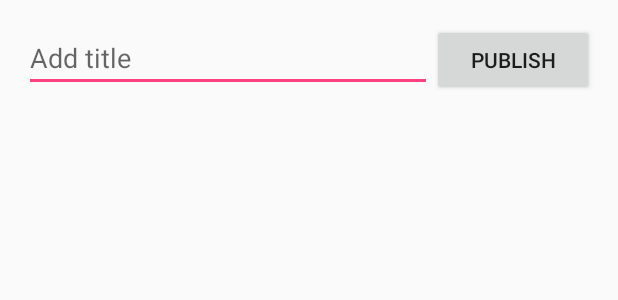
After one commit to dowrow/social-media-android, an Android app: the layout activity_publish.xml on its own in the app's theme, with its tools: preview values and no code run, on a phone screen of 412 x 824 dp. The commit adds this screen. Shown: the top 300 px of the screen. Run offline under Robolectric (Android 15) with nearby library versions, the phone set to English and light mode, and no system bars.

Commit message:
Publish controller finished

```diff
--- a/app/build.gradle
+++ b/app/build.gradle
@@ -7,7 +7,7 @@ android {
 
     defaultConfig {
         applicationId "com.dowrow.socialmedia"
-        minSdkVersion 15
+        minSdkVersion 16
         targetSdkVersion 23
         versionCode 1
         versionName "1.0"
@@ -43,6 +43,8 @@ dependencies {
     compile 'com.squareup.retrofit2:converter-gson:2.0.2'
     compile 'javax.annotation:jsr250-api:1.0'
     compile 'commons-lang:commons-lang:2.6'
+    compile 'com.github.jkwiecien:EasyImage:1.2.3'
+
 }
 
 crashlytics {
--- a/app/src/main/AndroidManifest.xml
+++ b/app/src/main/AndroidManifest.xml
@@ -3,6 +3,7 @@
     package="com.dowrow.socialmedia" >
 
     <uses-permission android:name="android.permission.INTERNET" />
+    <uses-permission android:name="android.permission.WRITE_EXTERNAL_STORAGE" />
 
     <application
         android:name="android.support.multidex.MultiDexApplication"
@@ -31,12 +32,12 @@
             android:configChanges="keyboard|keyboardHidden|screenLayout|screenSize|orientation"
             android:label="@string/app_name"
             android:theme="@android:style/Theme.Translucent.NoTitleBar" />
-
         <activity
             android:name=".views.GlobalFeedActivity"
             android:label="@string/title_activity_global_feed"
             android:theme="@style/AppTheme.NoActionBar" >
-
+        </activity>
+        <activity android:name=".views.PublishActivity" >
         </activity>
     </application>
 
--- a/app/src/main/java/com/dowrow/socialmedia/controllers/DeleteAccountController.java
+++ b/app/src/main/java/com/dowrow/socialmedia/controllers/DeleteAccountController.java
@@ -3,11 +3,9 @@ package com.dowrow.socialmedia.controllers;
 import android.app.Activity;
 import android.app.AlertDialog;
 import android.content.DialogInterface;
-import android.content.Intent;
 import android.widget.Toast;
 
-import com.dowrow.socialmedia.models.SocialMediaAPI;
-import com.dowrow.socialmedia.views.LoginActivity;
+import com.dowrow.socialmedia.models.apis.SocialMediaAPI;
 
 import okhttp3.ResponseBody;
 import retrofit2.Call;
--- a/app/src/main/java/com/dowrow/socialmedia/controllers/FacebookLoginController.java
+++ b/app/src/main/java/com/dowrow/socialmedia/controllers/FacebookLoginController.java
@@ -4,7 +4,6 @@ import android.content.Intent;
 import android.util.Log;
 
 import com.dowrow.socialmedia.R;
-import com.dowrow.socialmedia.models.SocialMediaAPI;
 import com.dowrow.socialmedia.views.LoginActivity;
 import com.facebook.CallbackManager;
 import com.facebook.FacebookCallback;
@@ -13,8 +12,6 @@ import com.facebook.FacebookSdk;
 import com.facebook.login.LoginManager;
 import com.facebook.login.LoginResult;
 import com.facebook.login.widget.LoginButton;
-
-import java.io.IOException;
 
 public class FacebookLoginController implements SocialLoginController {
 
@@ -70,4 +67,5 @@ public class FacebookLoginController implements SocialLoginController {
     public void logOut() {
         LoginManager.getInstance().logOut();
     }
+
 }
--- a/app/src/main/java/com/dowrow/socialmedia/controllers/TwitterLoginController.java
+++ b/app/src/main/java/com/dowrow/socialmedia/controllers/TwitterLoginController.java
@@ -70,4 +70,5 @@ public class TwitterLoginController implements SocialLoginController {
     public void logOut() {
         Twitter.getSessionManager().clearActiveSession();
     }
+
 }
--- a/app/src/main/java/com/dowrow/socialmedia/models/SocialMediaAPI.java
+++ b/app/src/main/java/com/dowrow/socialmedia/models/apis/SocialMediaAPI.java
@@ -1,6 +1,4 @@
-package com.dowrow.socialmedia.models;
-
-import android.util.Log;
+package com.dowrow.socialmedia.models.apis;
 
 import com.dowrow.socialmedia.controllers.LoginController;
 
@@ -10,7 +8,6 @@ import okhttp3.Interceptor;
 import okhttp3.OkHttpClient;
 import okhttp3.Request;
 import okhttp3.Response;
-import retrofit2.Call;
 import retrofit2.Retrofit;
 import retrofit2.converter.gson.GsonConverterFactory;
 
--- /dev/null
+++ b/app/src/main/java/com/dowrow/socialmedia/models/entities/CreatePublicationRequest.java
@@ -0,0 +1,5 @@
+package com.dowrow.socialmedia.models.entities;
+
+public class CreatePublicationRequest {
+
+}
--- /dev/null
+++ b/app/src/main/res/layout/activity_publish.xml
@@ -0,0 +1,47 @@
+<?xml version="1.0" encoding="utf-8"?>
+<LinearLayout xmlns:android="http://schemas.android.com/apk/res/android"
+    xmlns:tools="http://schemas.android.com/tools" android:layout_width="match_parent"
+    android:layout_height="match_parent" android:paddingLeft="@dimen/activity_horizontal_margin"
+    android:paddingRight="@dimen/activity_horizontal_margin"
+    android:paddingTop="@dimen/activity_vertical_margin"
+    android:paddingBottom="@dimen/activity_vertical_margin"
+    tools:context="com.dowrow.socialmedia.views.PublishActivity"
+    android:orientation="vertical">
+
+    <LinearLayout
+        android:layout_width="fill_parent"
+        android:layout_height="wrap_content"
+        android:orientation="horizontal">
+
+        <EditText
+            android:maxLength="50"
+            android:layout_margin="0dp"
+            android:layout_weight="10"
+            android:layout_width="wrap_content"
+            android:layout_height="wrap_content"
+            android:id="@+id/publishEditText"
+            android:layout_alignParentTop="true"
+            android:layout_alignRight="@+id/publish_imageView"
+            android:layout_alignEnd="@+id/publish_imageView"
+            android:inputType="textEmailSubject"
+            android:hint="Add title"/>
+
+        <Button
+            android:id="@+id/publish_button"
+            android:layout_weight="1"
+            android:layout_width="wrap_content"
+            android:layout_height="wrap_content"
+            android:text="@string/publish_button"
+            android:onClick="publish"/></LinearLayout>
+
+    <ImageView
+        android:layout_width="fill_parent"
+        android:layout_height="wrap_content"
+        android:id="@+id/publish_imageView"
+        android:layout_centerVertical="true"
+        android:layout_alignParentLeft="true"
+        android:layout_alignParentStart="true" />
+
+
+
+</LinearLayout>
--- a/app/src/main/res/values/strings.xml
+++ b/app/src/main/res/values/strings.xml
@@ -7,4 +7,6 @@
     <string name="title_activity_global_feed">GlobalFeedActivity</string>
     <string name="menu_main_logout_title">Log out</string>
     <string name="menu_main_delete_account_title">Delete account</string>
+    <string name="publish_button">PUBLISH</string>
+    <string name="authorization_header">AUTHORIZATION_HEADER</string>
 </resources>
--- a/build.gradle
+++ b/build.gradle
@@ -21,9 +21,8 @@ allprojects {
     repositories {
         jcenter()
         mavenCentral()
-        maven {
-            url 'https://maven.fabric.io/public'
-        }
+        maven { url 'https://maven.fabric.io/public' }
+        maven { url 'https://jitpack.io' }
     }
 }
 
```
Also changed, not shown: app/src/main/java/com/dowrow/socialmedia/controllers/LoginController.java (+66 -33 lines), app/src/main/java/com/dowrow/socialmedia/controllers/PublishController.java (added, +50 -0 lines), app/src/main/java/com/dowrow/socialmedia/models/SocialMediaService.java (deleted, +0 -19 lines), app/src/main/java/com/dowrow/socialmedia/models/apis/SocialMediaService.java (added, +26 -0 lines), app/src/main/java/com/dowrow/socialmedia/models/entities/CreatePublicationResponse.java (added, +7 -0 lines), app/src/main/java/com/dowrow/socialmedia/views/GlobalFeedActivity.java (+57 -3 lines), app/src/main/java/com/dowrow/socialmedia/views/PublishActivity.java (added, +35 -0 lines), app/src/main/res/values/array.xml (added, +8 -0 lines), 1 other file.
